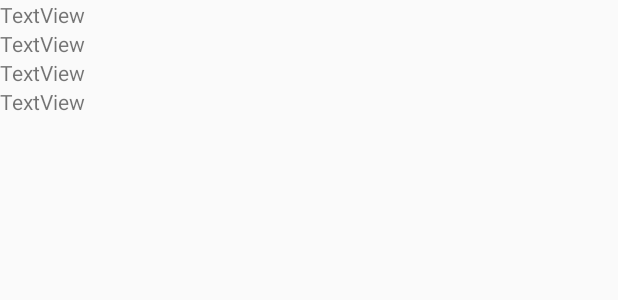
After one commit to itsaling/ManeChoice, an Android app: the layout activity_testing_db.xml on its own in the app's theme, with its tools: preview values and no code run, on a phone screen of 412 x 824 dp. The commit adds this screen. Shown: the top 300 px of the screen. Run offline under Robolectric (Android 15) with nearby library versions, the phone set to English and light mode, and no system bars.

Commit message:
working demo

```diff
--- a/app/src/main/AndroidManifest.xml
+++ b/app/src/main/AndroidManifest.xml
@@ -1,8 +1,8 @@
 <?xml version="1.0" encoding="utf-8"?>
 <manifest xmlns:android="http://schemas.android.com/apk/res/android"
           package="com.example.manechoiceapp">
-    <uses-permission android:name="android.permission.INTERNET" />
 
+    <uses-permission android:name="android.permission.INTERNET"/>
 
     <application
             android:allowBackup="true"
@@ -11,6 +11,8 @@
             android:roundIcon="@mipmap/ic_launcher_round"
             android:supportsRtl="true"
             android:theme="@style/AppTheme">
+        <activity android:name=".testingDB">
+        </activity>
         <activity android:name=".recyclerActivity">
         </activity>
         <activity android:name=".Main2Activity">
--- /dev/null
+++ b/app/src/main/res/layout/activity_testing_db.xml
@@ -0,0 +1,30 @@
+<?xml version="1.0" encoding="utf-8"?>
+<android.support.constraint.ConstraintLayout
+        xmlns:android="http://schemas.android.com/apk/res/android"
+        xmlns:tools="http://schemas.android.com/tools"
+        xmlns:app="http://schemas.android.com/apk/res-auto"
+        android:layout_width="match_parent"
+        android:layout_height="match_parent"
+        tools:context=".testingDB">
+    <LinearLayout
+            android:orientation="vertical"
+            android:layout_width="match_parent"
+            android:layout_height="match_parent">
+        <TextView
+                android:text="TextView"
+                android:layout_width="wrap_content"
+                android:layout_height="wrap_content" android:id="@+id/hairTypeTv"/>
+        <TextView
+                android:text="TextView"
+                android:layout_width="wrap_content"
+                android:layout_height="wrap_content" android:id="@+id/hairTextTv"/>
+        <TextView
+                android:text="TextView"
+                android:layout_width="wrap_content"
+                android:layout_height="wrap_content" android:id="@+id/hairAbsTv"/>
+        <TextView
+                android:text="TextView"
+                android:layout_width="wrap_content"
+                android:layout_height="wrap_content" android:id="@+id/hairFullTv"/>
+    </LinearLayout>
+</android.support.constraint.ConstraintLayout>
```
Also changed, not shown: app/src/main/java/com/example/manechoiceapp/recyclerActivity.kt (+9 -8 lines), app/src/main/java/com/example/manechoiceapp/testingDB.kt (added, +38 -0 lines).
